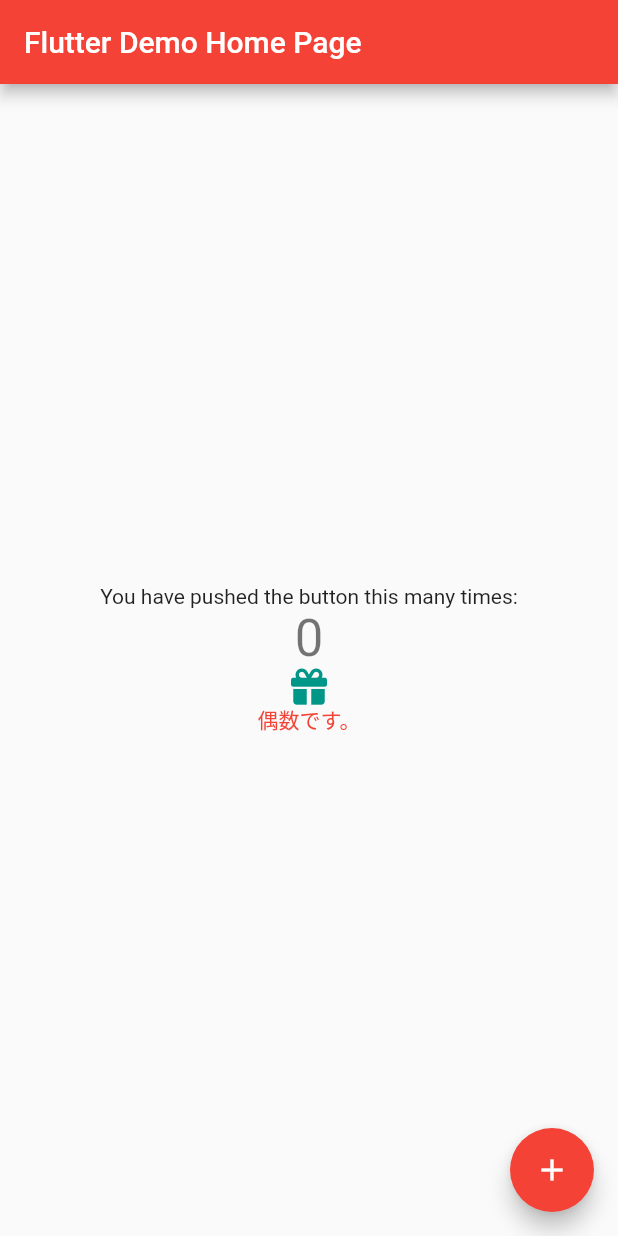
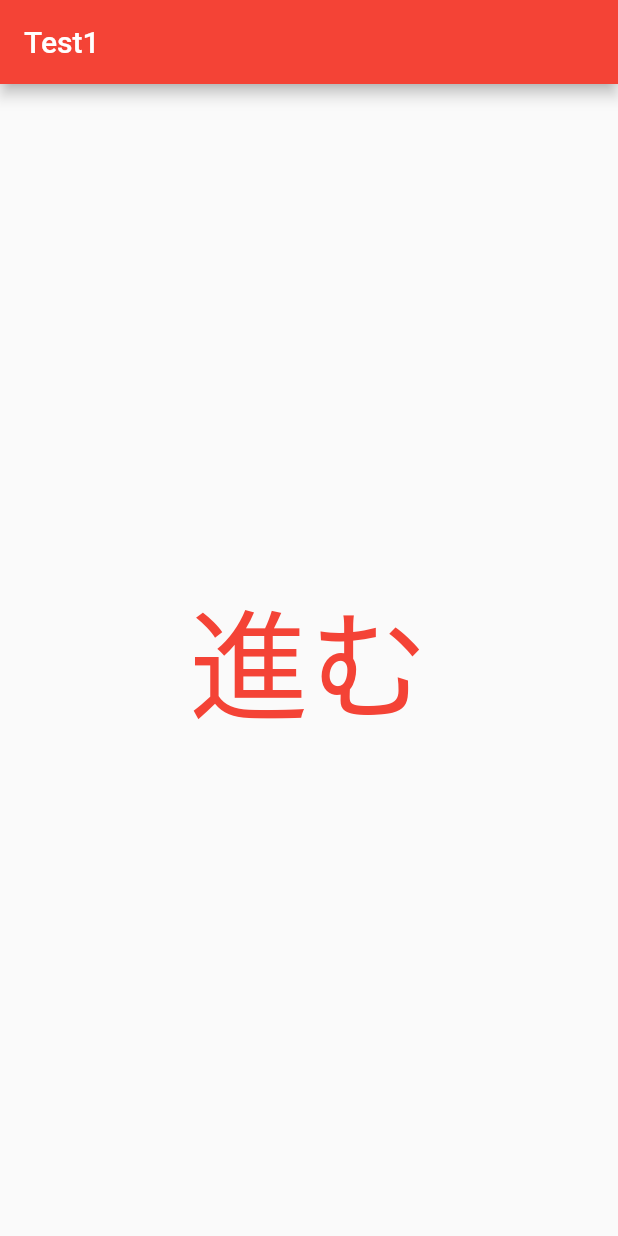
Before and after one commit to Takenari-Yamamoto/flutter_project, a Flutter app: the screen it shows after launch, on a phone screen of 412 x 824 dp. Run offline on Flutter 3.47's test engine with Material 2 defaults, Android fonts, the phone set to English and light mode, and no system bars.

Commit message:
ページ遷移

```diff
--- /dev/null
+++ b/lib/TestPage1.dart
@@ -0,0 +1,21 @@
+import 'package:flutter/material.dart';
+import 'TestPage2.dart';
+
+class TestPage1 extends StatelessWidget {
+  @override
+  Widget build(BuildContext context) {
+    return Scaffold(
+        appBar: AppBar(
+          title: const Text("Test1"),
+        ),
+        body: Center(
+            child: TextButton(
+                onPressed: () => {
+                      Navigator.of(context)
+                          .push(MaterialPageRoute(builder: (context) {
+                        return TestPage2();
+                      }))
+                    },
+                child: const Text("進む", style: TextStyle(fontSize: 80)))));
+  }
+}
--- a/lib/main.dart
+++ b/lib/main.dart
@@ -1,5 +1,5 @@
 import 'package:flutter/material.dart';
-import 'package:font_awesome_flutter/font_awesome_flutter.dart';
+import 'TestPage1.dart';
 
 void main() {
   runApp(const MyApp());
@@ -30,42 +30,8 @@ class MyHomePage extends StatefulWidget {
 }
 
 class _MyHomePageState extends State<MyHomePage> {
-  int _counter = 0;
-
-  void _incrementCounter() {
-    setState(() {
-      _counter++;
-    });
-  }
-
   @override
   Widget build(BuildContext context) {
-    return Scaffold(
-      appBar: AppBar(
-        title: Text(widget.title),
-      ),
-      body: Center(
-        child: Column(
-          mainAxisAlignment: MainAxisAlignment.center,
-          children: <Widget>[
-            const Text(
-              'You have pushed the button this many times:',
-            ),
-            Text(
-              '$_counter',
-              style: Theme.of(context).textTheme.headline4,
-            ),
-            Icon(FontAwesomeIcons.gift, color: Colors.teal),
-            if (_counter % 2 == 0)
-              Text('偶数です。', style: TextStyle(color: Colors.red))
-          ],
-        ),
-      ),
-      floatingActionButton: FloatingActionButton(
-        onPressed: _incrementCounter,
-        tooltip: 'Increment',
-        child: const Icon(Icons.add),
-      ),
-    );
+    return Scaffold(body: TestPage1());
   }
 }
```
Also changed, not shown: lib/TestPage2.dart (added, +28 -0 lines), lib/TestPage3.dart (added, +15 -0 lines).
